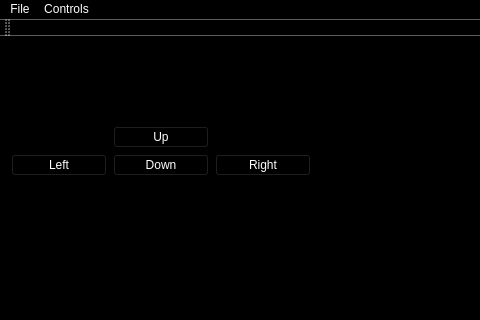
Old version of the form Mapping/mainwindow.ui in the repository schvarcz/AriaMapping; both pictures show x 0 to 480 and y 0 to 320 of the 738 by 673 pixel window.
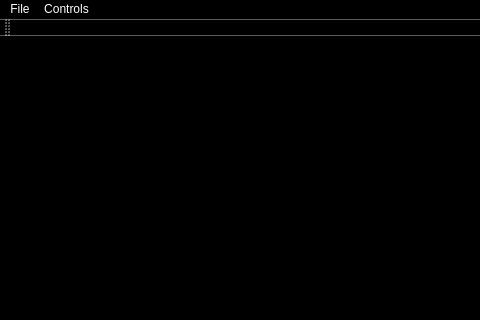
New version of the form.

Commit message: Arrumando os botões da interface para navegação e start/stop do wall following de forma mais elegante.

Patch:
```diff
--- a/Mapping/mainwindow.ui
+++ b/Mapping/mainwindow.ui
@@ -433,40 +433,17 @@
     <item>
      <layout class="QVBoxLayout" name="verticalLayout_2">
       <item>
-       <layout class="QHBoxLayout" name="horizontalLayout_3">
-        <item>
-         <layout class="QGridLayout" name="gridLayout">
-          <item row="0" column="1">
-           <widget class="QPushButton" name="pbUp">
-            <property name="text">
-             <string>Up</string>
-            </property>
-           </widget>
-          </item>
-          <item row="1" column="1">
-           <widget class="QPushButton" name="pbDown">
-            <property name="text">
-             <string>Down</string>
-            </property>
-           </widget>
-          </item>
-          <item row="1" column="0">
-           <widget class="QPushButton" name="pbLeft">
-            <property name="text">
-             <string>Left</string>
-            </property>
-           </widget>
-          </item>
-          <item row="1" column="2">
-           <widget class="QPushButton" name="pbRight">
-            <property name="text">
-             <string>Right</string>
-            </property>
-           </widget>
-          </item>
-         </layout>
-        </item>
-       </layout>
+       <spacer name="verticalSpacer">
+        <property name="orientation">
+         <enum>Qt::Vertical</enum>
+        </property>
+        <property name="sizeHint" stdset="0">
+         <size>
+          <width>20</width>
+          <height>40</height>
+         </size>
+        </property>
+       </spacer>
       </item>
       <item>
        <widget class="QGraphicsView" name="GVSensor">
```
Left out of the diff: 83 changed lines with no effect on the pictures. The commit also changes 2 other files.
